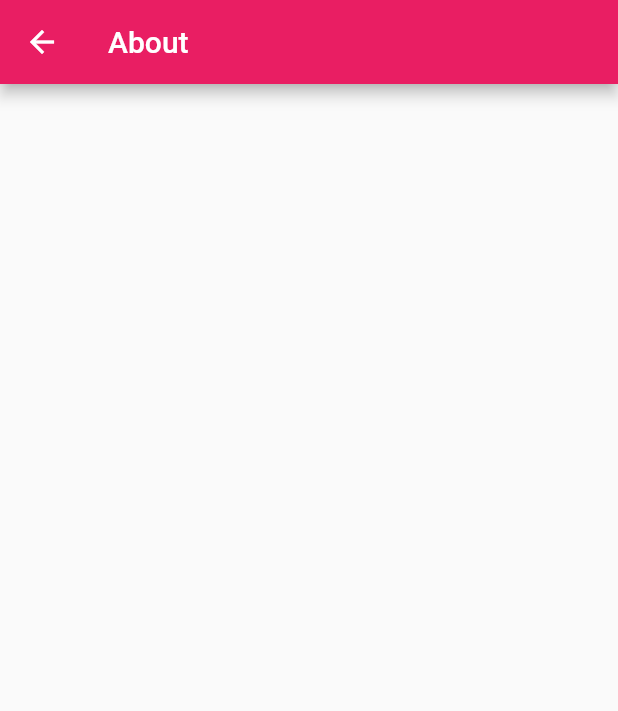
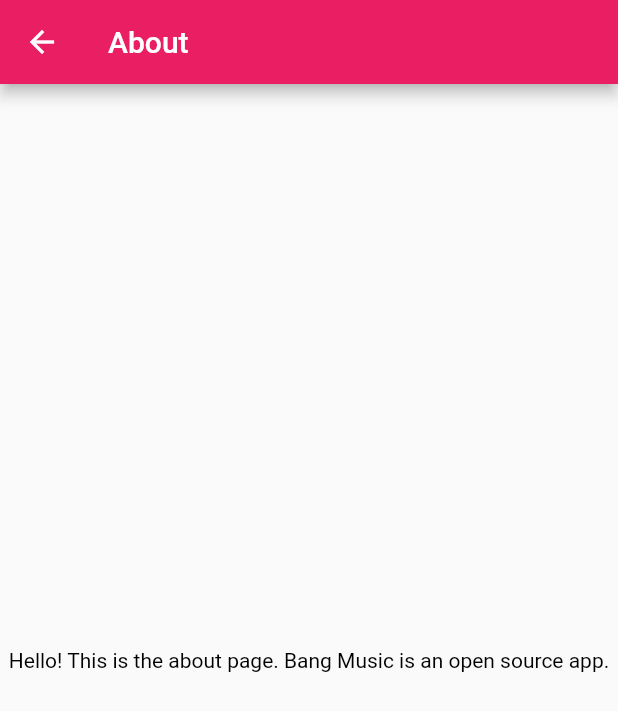
Before and after one commit to the-bang-project/project-bang-music, a Flutter app: the AboutScreen screen opened directly, on a phone screen of 412 x 824 dp. Shown: the top 711 px of the screen. Run offline on Flutter 3.47's test engine with Material 2 defaults, Android fonts, the phone set to English and light mode, and no system bars.

Commit message:
Clean-up new pages.

```diff
--- a/lib/main.dart
+++ b/lib/main.dart
@@ -77,14 +77,7 @@ class MyLibrary extends StatelessWidget {
       appBar: new AppBar(
         title: new Text("My Library"),
       ),
-      body: new Center(
-//        child: new RaisedButton(
-//          onPressed: () {
-//            // Navigate back to first screen when tapped!
-//          },
-//          child: new Text('This is your library.'),
-//        ),
-      ),
+      body: new Center(),
     );
   }
 }
@@ -96,14 +89,7 @@ class SearchScreen extends StatelessWidget {
       appBar: new AppBar(
         title: new Text("Search"),
       ),
-      body: new Center(
-//        child: new RaisedButton(
-//          onPressed: () {
-//            // Navigate back to first screen when tapped!
-//          },
-//          child: new Text('This is your search page.'),
-//        ),
-      ),
+      body: new Center(),
     );
   }
 }
@@ -116,12 +102,12 @@ class AboutScreen extends StatelessWidget {
         title: new Text("About"),
       ),
       body: new Center(
-//        child: new RaisedButton(
-//          onPressed: () {
-//            // Navigate back to first screen when tapped!
-//          },
-//          child: new Text('(About us)'),
-//        ),
+        child: new Text(
+          'Hello! This is the about page. Bang Music is an open source app.',
+          textAlign: TextAlign.center,
+          overflow: TextOverflow.ellipsis,
+          style: new TextStyle(fontWeight: FontWeight.normal, color: Colors.black),
+        ),
       ),
     );
   }
```
